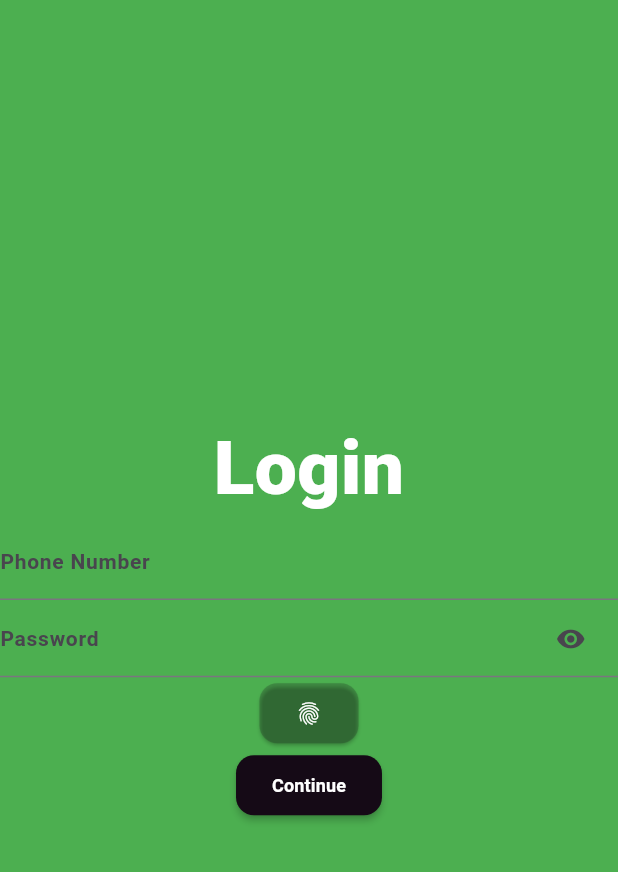
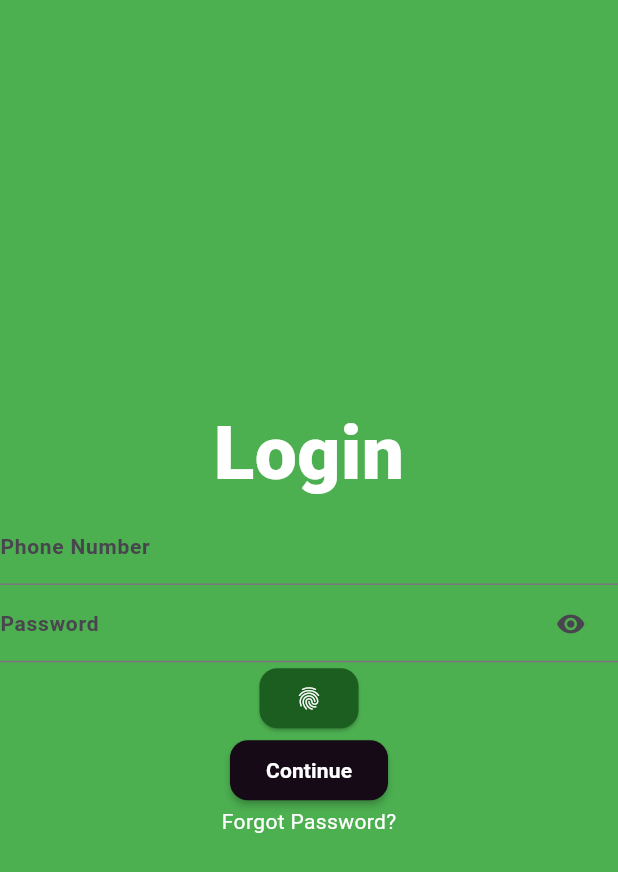
Before and after one commit to Mansyahariii/KB1179-1123150127-uts, a Flutter app: the Loginscreen screen opened directly, on a phone screen of 412 x 824 dp. Shown: the top 872 px of the screen. Run offline on Flutter 3.47's test engine with Material 3 defaults, Android fonts, the phone set to English and light mode, and no system bars; Roboto replaces fonts that are missing (Poppins).

Commit message:
menambahkan text Forgot Password

```diff
--- a/lib/screen/LoginScreen.dart
+++ b/lib/screen/LoginScreen.dart
@@ -14,6 +14,7 @@ class Loginscreen extends StatelessWidget {
             Text(
               "Login",
               style: TextStyle(
+                fontFamily: 'Poppins',
                 fontSize: 50.0,
                 fontWeight: FontWeight.w800,
                 color: Colors.white,
@@ -58,7 +59,7 @@ class Loginscreen extends StatelessWidget {
             ElevatedButton(
               onPressed: () {},
               style: ElevatedButton.styleFrom(
-                backgroundColor: const Color.fromARGB(50, 21, 10, 22),
+                backgroundColor: Colors.green[900],
                 foregroundColor: Colors.white,
                 shape: RoundedRectangleBorder(
                   borderRadius: BorderRadius.circular(12),
@@ -80,10 +81,18 @@ class Loginscreen extends StatelessWidget {
               child: const Text(
                 "Continue",
                 style: TextStyle(
-                  fontSize: 12.0,
+                  fontSize: 14.0,
                   fontWeight: FontWeight.bold,
                   color: Colors.white,
                 ),
+              ),
+            ),
+            Text(
+              "Forgot Password?",
+              style: TextStyle(
+                fontSize: 14.0,
+                fontWeight: FontWeight.w400,
+                color: Colors.white,
               ),
             ),
           ],
```
